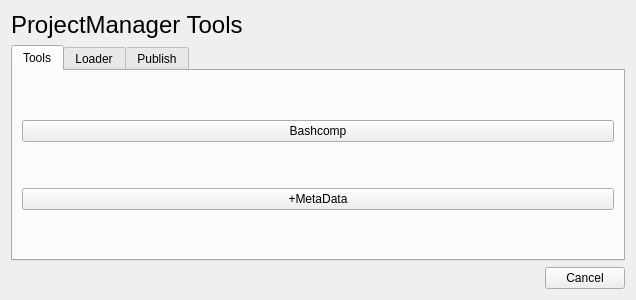
Old version of the form UI/projectmanagertools.ui in the repository ericandrsson/projManager.
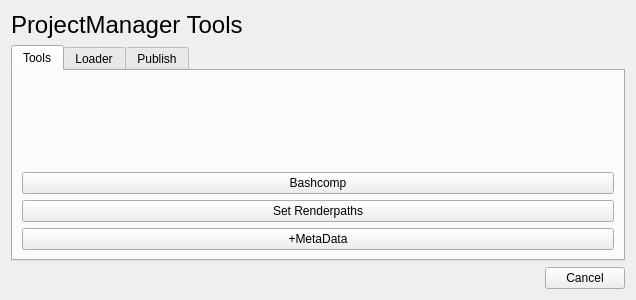
New version of the form.

Diff of the .ui file:
```diff
--- a/UI/projectmanagertools.ui
+++ b/UI/projectmanagertools.ui
@@ -87,12 +87,32 @@
         </attribute>
         <layout class="QVBoxLayout" name="verticalLayout_2">
          <item>
-          <widget class="QPushButton" name="bashComp">
+          <spacer name="verticalSpacer">
+           <property name="orientation">
+            <enum>Qt::Vertical</enum>
+           </property>
+           <property name="sizeHint" stdset="0">
+            <size>
+             <width>20</width>
+             <height>40</height>
+            </size>
+           </property>
+          </spacer>
+         </item>
+         <item>
+          <widget class="QPushButton" name="bashcomp_btn">
            <property name="text">
             <string>Bashcomp</string>
            </property>
           </widget>
          </item>
+         <item>
+          <widget class="QPushButton" name="renderPath_btn">
+           <property name="text">
+            <string>Set Renderpaths</string>
+           </property>
+          </widget>
+         </item>
          <item>
           <widget class="QPushButton" name="meta">
            <property name="text">
```
